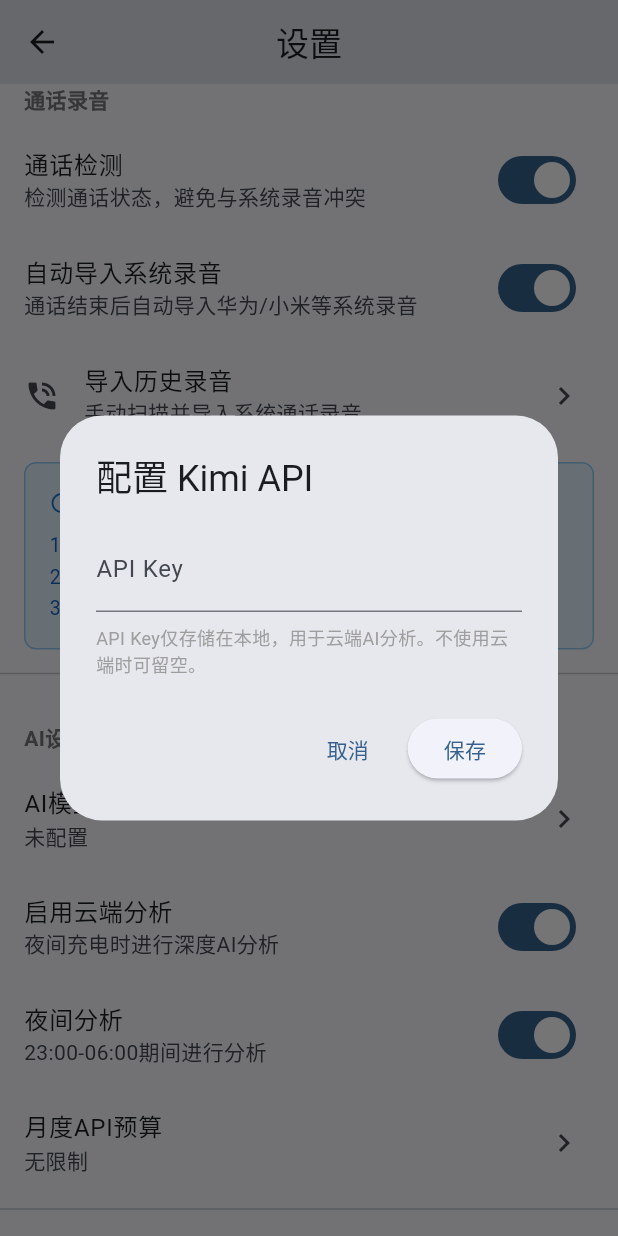
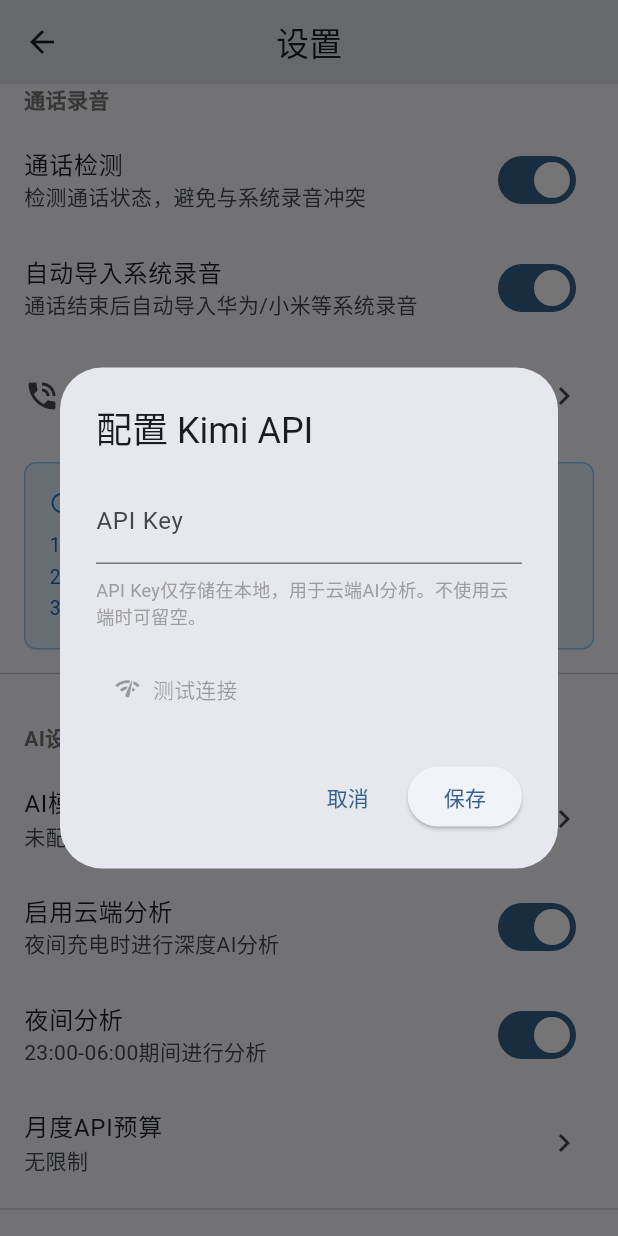
Before and after one commit to guqingchong/memorypal-v3-, a Flutter app: the SettingsScreen screen opened directly, scrolled down 576 dp, after a tap on "AI模型 (Kimi API)", on a phone screen of 412 x 824 dp. Run offline on Flutter 3.47's test engine with Material 3 defaults, Android fonts, the phone set to English and light mode, and no system bars; our stand-ins replace audioplayers, dio, file_picker, flutter_local_notifications, geocoding, geolocator and 5 more; missing offline and left inert: docx_to_text, google_mlkit_text_recognition; accounts and stored records are empty; project files that could hold a hidden picture were left out.

Commit message:
修复4个关键问题：自动转写、API验证、录音列表、开发者日志
1. 自动转写：录音完成后自动触发Whisper转写
   - recording_service.dart: _finalizeRecording后调用_startTranscription
   - _saveRecordingSegment后也自动触发转写

2. API验证：设置页添加Kimi API连接测试功能
   - settings_screen.dart: 新增_testApiConnection方法
   - 可实时验证API Key是否有效

3. 录音列表：增强日志诊断后台录音显示问题
   - recording_list_screen.dart: 添加详细日志统计各类型录音数量

4. 开发者日志：完善Whisper和Kimi服务的日志记录
   - whisper_service.dart: 所有print替换为DeveloperService.log
   - kimi_service.dart: 所有print替换为DeveloperService.log

Co-Authored-By: Claude Sonnet 4.6 <noreply@anthropic.com>

```diff
--- a/lib/screens/settings_screen.dart
+++ b/lib/screens/settings_screen.dart
@@ -261,18 +261,23 @@ class _SettingsScreenState extends State<SettingsScreen> {
 
   Future<void> _configureKimiApi() async {
     final controller = TextEditingController(text: _kimiApiKey);
-    final result = await showDialog<String>(
+    String? testResult;
+    bool isTesting = false;
+
+    await showDialog(
       context: context,
-      builder: (context) => AlertDialog(
+      builder: (context) => StatefulBuilder(
+        builder: (context, setDialogState) => AlertDialog(
           title: const Text('配置 Kimi API'),
           content: Column(
             mainAxisSize: MainAxisSize.min,
+            crossAxisAlignment: CrossAxisAlignment.start,
             children: [
               TextField(
                 controller: controller,
                 decoration: const InputDecoration(
                   labelText: 'API Key',
-                hintText: '从 moonshot.cn 获取',
+                  hintText: '从 moonshot.cn 或 kimi.com 获取',
                 ),
               ),
               const SizedBox(height: 8),
@@ -280,6 +285,100 @@ class _SettingsScreenState extends State<SettingsScreen> {
                 'API Key仅存储在本地，用于云端AI分析。不使用云端时可留空。',
                 style: TextStyle(fontSize: 12, color: Colors.grey),
               ),
+              const SizedBox(height: 16),
+
+              // 验证按钮和结果
+              Row(
+                children: [
+                  TextButton.icon(
+                    onPressed: isTesting || controller.text.isEmpty
+                        ? null
+                        : () async {
+                            setDialogState(() {
+                              isTesting = true;
+                              testResult = null;
+                            });
+
+                            // 测试API连接
+                            final result = await _testApiConnection(controller.text);
+
+                            setDialogState(() {
+                              isTesting = false;
+                              testResult = result;
+                            });
+                          },
+                    icon: isTesting
+                        ? const SizedBox(
+                            width: 16,
+                            height: 16,
+                            child: CircularProgressIndicator(strokeWidth: 2),
+                          )
+                        : const Icon(Icons.network_check, size: 18),
+                    label: const Text('测试连接'),
+                  ),
+                  const SizedBox(width: 8),
+                  if (testResult != null)
+                    Expanded(
+                      child: Text(
+                        testResult!,
+                        style: TextStyle(
+                          fontSize: 12,
+                          color: testResult!.contains('成功')
+                              ? Colors.green
+                              : Colors.red,
+                        ),
+                        maxLines: 2,
+                        overflow: TextOverflow.ellipsis,
+                      ),
+                    ),
+                ],
+              ),
+
+              // 当前状态
+              if (_kimiApiKey != null && _kimiApiKey!.isNotEmpty) ...[
+                const SizedBox(height: 12),
+                Container(
+                  padding: const EdgeInsets.all(8),
+                  decoration: BoxDecoration(
+                    color: _kimiService.isAvailable
+                        ? Colors.green.shade50
+                        : Colors.orange.shade50,
+                    borderRadius: BorderRadius.circular(4),
+                    border: Border.all(
+                      color: _kimiService.isAvailable
+                          ? Colors.green.shade200
+                          : Colors.orange.shade200,
+                    ),
+                  ),
+                  child: Row(
+                    children: [
+                      Icon(
+                        _kimiService.isAvailable
+                            ? Icons.check_circle
+                            : Icons.warning,
+                        size: 16,
+                        color: _kimiService.isAvailable
+                            ? Colors.green
+                            : Colors.orange,
+                      ),
+                      const SizedBox(width: 8),
+                      Expanded(
+                        child: Text(
+                          _kimiService.isAvailable
+                              ? 'API已配置且可用'
+                              : 'API已配置但不可用',
+                          style: TextStyle(
+                            fontSize: 12,
+                            color: _kimiService.isAvailable
+                                ? Colors.green.shade700
+                                : Colors.orange.shade700,
+                          ),
+                        ),
+                      ),
+                    ],
+                  ),
+                ),
+              ],
             ],
           ),
           actions: [
@@ -288,23 +387,52 @@ class _SettingsScreenState extends State<SettingsScreen> {
               child: const Text('取消'),
             ),
             ElevatedButton(
-            onPressed: () => Navigator.pop(context, controller.text),
+              onPressed: () async {
+                final apiKey = controller.text.trim();
+                if (apiKey.isNotEmpty) {
+                  setState(() => _kimiApiKey = apiKey);
+                  _kimiService.setApiKey(apiKey);
+                  await _settingsService.setKimiApiKey(apiKey);
+                  if (context.mounted) {
+                    ScaffoldMessenger.of(context).showSnackBar(
+                      const SnackBar(content: Text('API Key已保存')),
+                    );
+                  }
+                } else {
+                  // 清空API Key
+                  setState(() => _kimiApiKey = null);
+                  await _settingsService.clearKimiApiKey();
+                }
+                if (context.mounted) Navigator.pop(context);
+              },
               child: const Text('保存'),
             ),
           ],
         ),
+      ),
+    );
+  }
+
+  // 测试API连接
+  Future<String> _testApiConnection(String apiKey) async {
+    try {
+      // 创建临时服务测试
+      final testService = KimiService();
+      testService.setApiKey(apiKey);
+
+      // 发送测试请求
+      final response = await testService.askQuestion(
+        'Hello, this is a test message. Please reply with "API test successful" only.',
+        context: [],
       );
 
-    if (result != null) {
-      setState(() => _kimiApiKey = result);
-      _kimiService.setApiKey(result);
-      // 持久化保存到SharedPreferences
-      await _settingsService.setKimiApiKey(result);
-      if (mounted) {
-        ScaffoldMessenger.of(context).showSnackBar(
-          const SnackBar(content: Text('API Key已保存')),
-        );
+      if (response != null && response.isNotEmpty) {
+        return '连接成功！AI已响应';
+      } else {
+        return '连接失败：无响应';
       }
+    } catch (e) {
+      return '连接失败：$e';
     }
   }
 
```
Also changed, not shown: lib/screens/recording_list_screen.dart (+17 -2 lines), lib/services/kimi_service.dart (+23 -21 lines), lib/services/recording_service.dart (+55 -0 lines), lib/services/whisper_service.dart (+14 -12 lines). Lines whose indentation alone changed are shown as unchanged.
